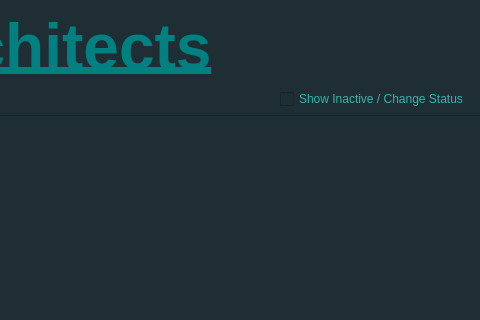
The window that src/ui/ViewArchitects.ui (CanMatthewCode/ArchitectsLog) describes before a commit, drawn with Qt 5; both pictures show x 370 to 850 and y 0 to 320 of the 850 by 450 pixel window.
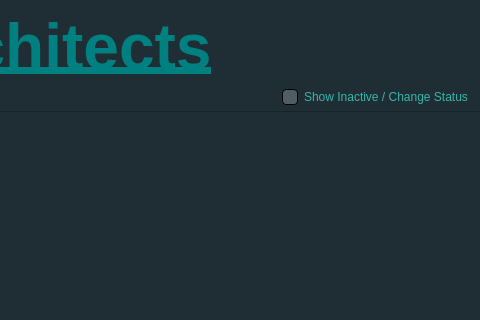
The same window after the commit.

Patch:
```diff
--- a/src/ui/ViewArchitects.ui
+++ b/src/ui/ViewArchitects.ui
@@ -28,6 +28,11 @@
   <property name="styleSheet">
    <string notr="true">QWidget{
 	background-color: #1E2E34;
+}
+QHeaderView::section {
+    color: white;
+    background-color: #1E2E34;
+    border: 1px solid black;
 }</string>
   </property>
   <layout class="QVBoxLayout" name="verticalLayout" stretch="0,0,1">
@@ -79,7 +84,22 @@
      <property name="styleSheet">
       <string notr="true">QCheckBox{
 	color: #35B5AC;
-}</string>
+}
+QCheckBox::indicator {
+	background-color: #4F5E63;
+	border-radius: 4px;
+	border: 1px solid black;
+	width: 14px;
+	height: 14px;
+}
+QCheckBox::indicator::checked{
+	background-color: #008080;
+	border-radius: 4px;
+	border: 1px solid black;
+	width: 14px;
+	height: 14px;
+}
+</string>
      </property>
      <property name="text">
       <string>Show Inactive / Change Status</string>
@@ -106,6 +126,13 @@
      <property name="styleSheet">
       <string notr="true">QTableView{
 	color: #89D5D2;
+	alternate-background-color:  #25383F;
+	gridline-color: black;
+}
+QHeaderView::section {
+    color: white;
+    background-color: #1E2E34;
+    border: 1px solid black;
 }</string>
      </property>
      <property name="dragEnabled">
```
